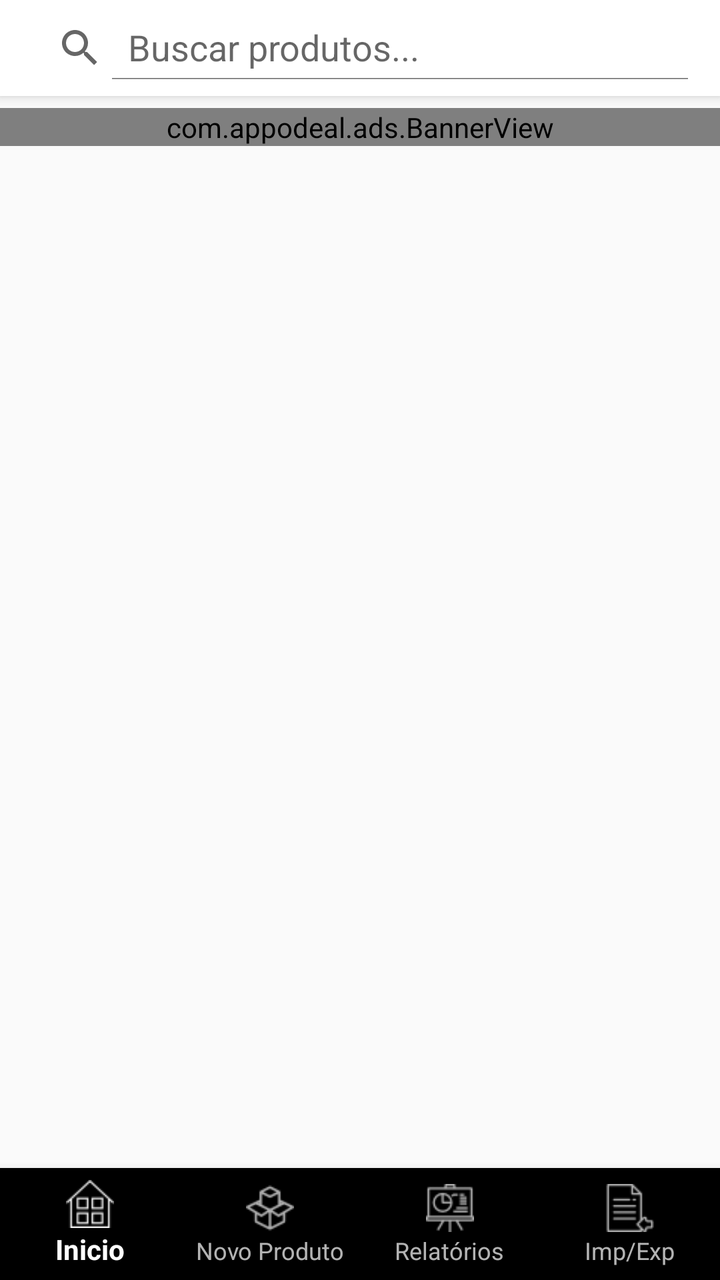
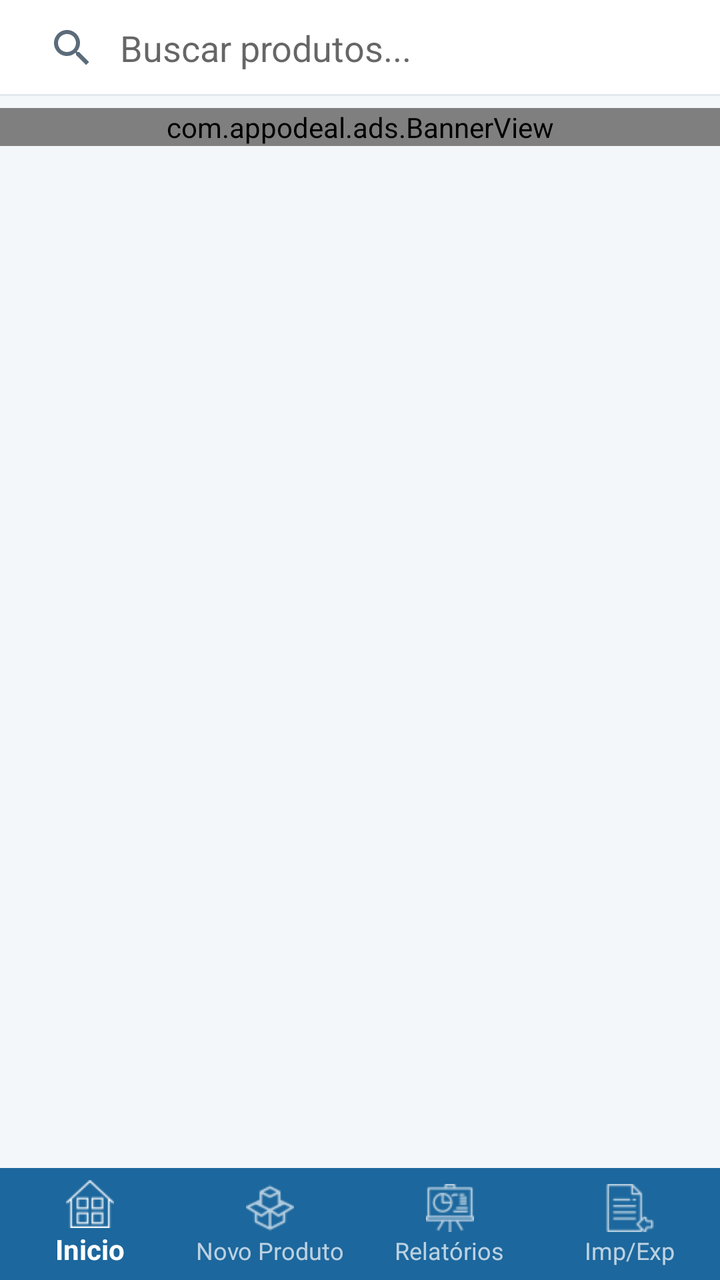

Two renders of the same Android screen: before a commit and after it. Below are the layout's source before the change and the commit's diff.
<!-- AndroidManifest.xml: application theme CustomActionBarTheme -->
<!-- res/layout/activity_main.xml -->
<?xml version="1.0" encoding="utf-8"?>
<RelativeLayout xmlns:android="http://schemas.android.com/apk/res/android"
    xmlns:tools="http://schemas.android.com/tools"
    android:layout_width="match_parent"
    android:layout_height="match_parent"
    android:fitsSystemWindows="true"
    xmlns:app="http://schemas.android.com/apk/res-auto"
    tools:context="br.com.gameloop.estoquesimples.MainActivity">

    <androidx.appcompat.widget.SearchView
        android:id="@+id/searchView"
        android:layout_width="match_parent"
        android:layout_height="wrap_content"
        android:layout_alignParentTop="true"
        android:background="@android:color/white"
        android:elevation="4dp"
        android:focusable="true"
        android:focusableInTouchMode="true"
        app:iconifiedByDefault="false"
        app:queryHint="Buscar produtos..."
        android:paddingLeft="8dp"
        android:paddingRight="8dp"
        android:paddingTop="8dp"
        android:paddingBottom="8dp" />

    <FrameLayout
        android:id="@+id/bannerContainer"
        android:layout_width="match_parent"
        android:layout_height="wrap_content"
        android:layout_below="@+id/searchView"
        android:visibility="visible">

        <com.appodeal.ads.BannerView
            android:id="@+id/appodealBannerView"
            android:layout_width="match_parent"
            android:layout_height="wrap_content"
            android:layout_marginTop="6dp"
            android:layout_marginBottom="6dp" />

    </FrameLayout>

    
    <androidx.cardview.widget.CardView
        android:id="@+id/premiumCard"
        android:layout_width="match_parent"
        android:layout_height="wrap_content"
        android:layout_below="@+id/bannerContainer"
        android:layout_marginLeft="16dp"
        android:layout_marginRight="16dp"
        android:layout_marginTop="8dp"
        android:layout_marginBottom="8dp"
        android:elevation="4dp"
        android:visibility="gone">

        <RelativeLayout
            android:layout_width="match_parent"
            android:layout_height="wrap_content"
            android:padding="16dp">

            
            <ImageButton
                android:id="@+id/btnClosePremiumCard"
                android:layout_width="24dp"
                android:layout_height="24dp"
                android:layout_alignParentTop="true"
                android:layout_alignParentRight="true"
                android:background="?attr/selectableItemBackgroundBorderless"
                android:src="@android:drawable/ic_menu_close_clear_cancel"
                android:padding="2dp"
                android:contentDescription="Fechar" />

            <LinearLayout
                android:layout_width="match_parent"
                android:layout_height="wrap_content"
                android:layout_marginRight="40dp"
                android:orientation="vertical">

                <TextView
                    android:id="@+id/premiumCardTitle"
                    android:layout_width="wrap_content"
                    android:layout_height="wrap_content"
                    android:text="@string/premium_card_watch_ad_title"
                    android:textSize="18sp"
                    android:textStyle="bold"
                    android:textColor="#333333"
                    android:layout_marginBottom="8dp" />

                <TextView
                    android:id="@+id/premiumCardMessage"
                    android:layout_width="wrap_content"
                    android:layout_height="wrap_content"
                    android:text="@string/premium_card_watch_ad_message"
                    android:textSize="14sp"
                    android:textColor="#666666"
                    android:layout_marginBottom="12dp" />

                <LinearLayout
                    android:layout_width="match_parent"
                    android:layout_height="wrap_content"
                    android:orientation="horizontal"
                    android:gravity="end">

                    <Button
                        android:id="@+id/btnPremiumCardAction"
                        android:layout_width="wrap_content"
                        android:layout_height="wrap_content"
                        android:text="@string/premium_card_watch_ad_button"
                        android:textSize="14sp" />

                </LinearLayout>

            </LinearLayout>

        </RelativeLayout>

    </androidx.cardview.widget.CardView>

    <ListView
        android:id="@+id/listView"
        android:layout_width="match_parent"
        android:layout_height="match_parent"
        android:layout_below="@+id/premiumCard"
        android:layout_above="@+id/bottomNavigation"
        android:paddingLeft="@dimen/activity_horizontal_margin"
        android:paddingRight="@dimen/activity_horizontal_margin"
        android:clipToPadding="false" />

    <com.google.android.material.bottomnavigation.BottomNavigationView
        android:id="@+id/bottomNavigation"
        android:layout_width="match_parent"
        android:layout_height="wrap_content"
        android:layout_alignParentBottom="true"
        app:menu="@menu/bottom_navigation_menu"
        app:itemIconTint="@color/bottom_navigation_selector"
        app:itemTextColor="@color/bottom_navigation_selector"
        app:labelVisibilityMode="labeled" />

    
    <TextView
        android:id="@+id/empty_list_item"
        android:layout_width="match_parent"
        android:layout_height="match_parent"
        android:layout_below="@+id/premiumCard"
        android:layout_above="@+id/bottomNavigation"
        android:visibility="gone"
        android:text=""
        android:gravity="center"
        android:paddingLeft="@dimen/activity_horizontal_margin"
        android:paddingRight="@dimen/activity_horizontal_margin" />

</RelativeLayout>
<!-- resources referenced by this layout -->
<resources>
  <dimen name="activity_horizontal_margin">16dp</dimen>
  <string name="premium_card_watch_ad_button">Assistir e Desbloquear</string>
  <string name="premium_card_watch_ad_message">Assista um vídeo curto e ganhe 1 hora da versão profissional grátis</string>
  <string name="premium_card_watch_ad_title">🎬 Experimente a Versão PRO</string>
  <style name="CustomActionBarTheme" parent="@style/Theme.AppCompat.Light.DarkActionBar">
          <item name="android:actionBarStyle">@style/MyActionBar</item>
          <item name="actionBarStyle">@style/MyActionBar</item>
          <item name="colorPrimary">@color/colorPrimary</item>
          <item name="colorPrimaryDark">@color/colorPrimaryDark</item>
          <item name="colorAccent">@color/colorAccent</item>
          
          <item name="android:statusBarColor">@color/system_bar</item>
          <item name="android:navigationBarColor">@color/system_bar</item>
          <item name="android:windowLightStatusBar">false</item>
          <item name="android:windowLightNavigationBar">false</item>
      </style>
  <color name="colorPrimary">#3F51B5</color>
  <color name="colorPrimaryDark">#303F9F</color>
  <color name="colorAccent">#225aa9</color>
  <color name="system_bar">#ff1c679d</color>
  <color name="colorActionBar">#ff1c679d</color>
  <!-- unchanged entries left out for length: 1 -->
</resources>

<!-- the commit's change to res/layout/activity_main.xml (unified diff, before → after) -->
@@ -5,23 +5,21 @@
     android:layout_height="match_parent"
     android:fitsSystemWindows="true"
     xmlns:app="http://schemas.android.com/apk/res-auto"
+    android:background="@color/color_surface"
     tools:context="br.com.gameloop.estoquesimples.MainActivity">
 
     <androidx.appcompat.widget.SearchView
         android:id="@+id/searchView"
+        style="@style/Widget.Estoque.SearchView"
         android:layout_width="match_parent"
         android:layout_height="wrap_content"
         android:layout_alignParentTop="true"
-        android:background="@android:color/white"
-        android:elevation="4dp"
         android:focusable="true"
         android:focusableInTouchMode="true"
         app:iconifiedByDefault="false"
         app:queryHint="Buscar produtos..."
-        android:paddingLeft="8dp"
-        android:paddingRight="8dp"
-        android:paddingTop="8dp"
-        android:paddingBottom="8dp" />
+        app:queryBackground="@android:color/transparent"
+        app:submitBackground="@android:color/transparent" />
 
     <FrameLayout
         android:id="@+id/bannerContainer"
@@ -39,34 +37,33 @@
 
     </FrameLayout>
 
-    
-    <androidx.cardview.widget.CardView
+    <LinearLayout
         android:id="@+id/premiumCard"
         android:layout_width="match_parent"
         android:layout_height="wrap_content"
         android:layout_below="@+id/bannerContainer"
-        android:layout_marginLeft="16dp"
-        android:layout_marginRight="16dp"
-        android:layout_marginTop="8dp"
-        android:layout_marginBottom="8dp"
-        android:elevation="4dp"
+        android:layout_marginLeft="@dimen/screen_padding_horizontal"
+        android:layout_marginRight="@dimen/screen_padding_horizontal"
+        android:layout_marginTop="@dimen/field_gap"
+        android:layout_marginBottom="@dimen/field_gap"
+        android:background="@drawable/bg_surface"
+        android:orientation="vertical"
+        android:padding="@dimen/group_padding_compact"
         android:visibility="gone">
 
         <RelativeLayout
             android:layout_width="match_parent"
-            android:layout_height="wrap_content"
-            android:padding="16dp">
+            android:layout_height="wrap_content">
 
-            
             <ImageButton
                 android:id="@+id/btnClosePremiumCard"
-                android:layout_width="24dp"
-                android:layout_height="24dp"
+                android:layout_width="40dp"
+                android:layout_height="40dp"
                 android:layout_alignParentTop="true"
                 android:layout_alignParentRight="true"
                 android:background="?attr/selectableItemBackgroundBorderless"
                 android:src="@android:drawable/ic_menu_close_clear_cancel"
-                android:padding="2dp"
+                android:padding="8dp"
                 android:contentDescription="Fechar" />
 
             <LinearLayout
@@ -79,41 +76,30 @@
                     android:id="@+id/premiumCardTitle"
                     android:layout_width="wrap_content"
                     android:layout_height="wrap_content"
-                    android:text="@string/premium_card_watch_ad_title"
-                    android:textSize="18sp"
-                    android:textStyle="bold"
-                    android:textColor="#333333"
-                    android:layout_marginBottom="8dp" />
+                    android:text="@string/premium_card_title"
+                    android:textAppearance="@style/TextAppearance.Estoque.Section"
+                    android:layout_marginBottom="@dimen/field_gap" />
 
                 <TextView
                     android:id="@+id/premiumCardMessage"
                     android:layout_width="wrap_content"
                     android:layout_height="wrap_content"
-                    android:text="@string/premium_card_watch_ad_message"
-                    android:textSize="14sp"
-                    android:textColor="#666666"
+                    android:text="@string/premium_card_message"
+                    android:textAppearance="@style/TextAppearance.Estoque.Supporting"
                     android:layout_marginBottom="12dp" />
 
-                <LinearLayout
+                <Button
+                    android:id="@+id/btnPremiumCardAction"
+                    style="@style/Widget.Estoque.Button.Primary"
                     android:layout_width="match_parent"
                     android:layout_height="wrap_content"
-                    android:orientation="horizontal"
-                    android:gravity="end">
-
-                    <Button
-                        android:id="@+id/btnPremiumCardAction"
-                        android:layout_width="wrap_content"
-                        android:layout_height="wrap_content"
-                        android:text="@string/premium_card_watch_ad_button"
-                        android:textSize="14sp" />
-
-                </LinearLayout>
+                    android:text="@string/premium_card_upgrade" />
 
             </LinearLayout>
 
         </RelativeLayout>
 
-    </androidx.cardview.widget.CardView>
+    </LinearLayout>
 
     <ListView
         android:id="@+id/listView"
@@ -121,21 +107,27 @@
         android:layout_height="match_parent"
         android:layout_below="@+id/premiumCard"
         android:layout_above="@+id/bottomNavigation"
-        android:paddingLeft="@dimen/activity_horizontal_margin"
-        android:paddingRight="@dimen/activity_horizontal_margin"
-        android:clipToPadding="false" />
+        android:paddingLeft="@dimen/screen_padding_horizontal"
+        android:paddingRight="@dimen/screen_padding_horizontal"
+        android:paddingTop="@dimen/field_gap"
+        android:paddingBottom="@dimen/field_gap"
+        android:clipToPadding="false"
+        android:divider="@android:color/transparent"
+        android:dividerHeight="@dimen/list_item_spacing"
+        android:background="@color/color_surface" />
 
     <com.google.android.material.bottomnavigation.BottomNavigationView
         android:id="@+id/bottomNavigation"
         android:layout_width="match_parent"
         android:layout_height="wrap_content"
         android:layout_alignParentBottom="true"
+        android:background="@drawable/bg_bottom_nav"
+        app:elevation="0dp"
         app:menu="@menu/bottom_navigation_menu"
         app:itemIconTint="@color/bottom_navigation_selector"
         app:itemTextColor="@color/bottom_navigation_selector"
         app:labelVisibilityMode="labeled" />
 
-    
     <TextView
         android:id="@+id/empty_list_item"
         android:layout_width="match_parent"
@@ -144,8 +136,9 @@
         android:layout_above="@+id/bottomNavigation"
         android:visibility="gone"
         android:text=""
+        android:textAppearance="@style/TextAppearance.Estoque.Empty"
         android:gravity="center"
-        android:paddingLeft="@dimen/activity_horizontal_margin"
-        android:paddingRight="@dimen/activity_horizontal_margin" />
+        android:paddingLeft="@dimen/screen_padding_horizontal"
+        android:paddingRight="@dimen/screen_padding_horizontal" />
 
 </RelativeLayout>
<!-- resource entries referenced after the edit -->
@@ -1,26 +1,170 @@
 <!-- resources referenced by this layout -->
 <resources>
-  <dimen name="activity_horizontal_margin">16dp</dimen>
-  <string name="premium_card_watch_ad_button">Assistir e Desbloquear</string>
-  <string name="premium_card_watch_ad_message">Assista um vídeo curto e ganhe 1 hora da versão profissional grátis</string>
-  <string name="premium_card_watch_ad_title">🎬 Experimente a Versão PRO</string>
-  <style name="CustomActionBarTheme" parent="@style/Theme.AppCompat.Light.DarkActionBar">
+  <color name="color_surface">#F4F7FA</color>
+  <dimen name="field_gap">8dp</dimen>
+  <dimen name="group_padding_compact">16dp</dimen>
+  <dimen name="list_item_spacing">8dp</dimen>
+  <dimen name="screen_padding_horizontal">20dp</dimen>
+  <!-- drawable bg_bottom_nav (drawable) -->
+  <?xml version="1.0" encoding="utf-8"?>
+  <shape xmlns:android="http://schemas.android.com/apk/res/android"
+      android:shape="rectangle">
+      <solid android:color="@color/color_brand" />
+  </shape>
+  <!-- drawable bg_surface (drawable) -->
+  <?xml version="1.0" encoding="utf-8"?>
+  <shape xmlns:android="http://schemas.android.com/apk/res/android"
+      android:shape="rectangle">
+      <solid android:color="@color/color_surface_content" />
+      <corners android:radius="@dimen/radius_surface" />
+      <stroke
+          android:width="@dimen/stroke_width"
+          android:color="@color/color_border" />
+  </shape>
+  <string name="premium_card_message">Assine para usar o estoque em outros aparelhos, proteger os dados e remover anúncios.</string>
+  <string name="premium_card_title">Sincronize na nuvem</string>
+  <string name="premium_card_upgrade">Conhecer o plano</string>
+  <style name="TextAppearance.Estoque.Empty">
+          <item name="android:textSize">15sp</item>
+          <item name="android:textColor">@color/color_text_muted</item>
+          <item name="android:gravity">center</item>
+      </style>
+  <style name="TextAppearance.Estoque.Section">
+          <item name="android:textSize">16sp</item>
+          <item name="android:textStyle">bold</item>
+          <item name="android:textColor">@color/color_text</item>
+      </style>
+  <style name="TextAppearance.Estoque.Supporting">
+          <item name="android:textSize">14sp</item>
+          <item name="android:textColor">@color/color_text_muted</item>
+          <item name="android:lineSpacingExtra">3dp</item>
+      </style>
+  <style name="Widget.Estoque.Button.Primary" parent="Widget.AppCompat.Button">
+          <item name="android:background">@drawable/bg_button_primary</item>
+          <item name="android:textColor">@color/button_primary_text</item>
+          <item name="android:textAllCaps">false</item>
+          <item name="android:textSize">16sp</item>
+          <item name="android:textStyle">bold</item>
+          <item name="android:paddingTop">@dimen/button_padding_vertical</item>
+          <item name="android:paddingBottom">@dimen/button_padding_vertical</item>
+          <item name="android:minHeight">@dimen/button_min_height</item>
+          <item name="android:stateListAnimator">@null</item>
+          <item name="android:elevation">0dp</item>
+      </style>
+  <style name="Widget.Estoque.SearchView" parent="Widget.AppCompat.SearchView">
+          <item name="android:background">@drawable/bg_search</item>
+          <item name="queryHint">Buscar produtos...</item>
+          <item name="iconifiedByDefault">false</item>
+          <item name="queryBackground">@android:color/transparent</item>
+          <item name="submitBackground">@android:color/transparent</item>
+          <item name="android:paddingStart">@dimen/search_padding_horizontal</item>
+          <item name="android:paddingEnd">@dimen/search_padding_horizontal</item>
+          <item name="android:paddingTop">2dp</item>
+          <item name="android:paddingBottom">2dp</item>
+      </style>
+  <style name="CustomActionBarTheme" parent="Theme.MaterialComponents.Light.DarkActionBar.Bridge">
           <item name="android:actionBarStyle">@style/MyActionBar</item>
           <item name="actionBarStyle">@style/MyActionBar</item>
           <item name="colorPrimary">@color/colorPrimary</item>
           <item name="colorPrimaryDark">@color/colorPrimaryDark</item>
           <item name="colorAccent">@color/colorAccent</item>
+          <item name="android:windowBackground">@color/color_surface</item>
+          <item name="colorControlActivated">@color/color_brand</item>
+          <item name="colorControlNormal">@color/color_text_muted</item>
+          <item name="android:textColorPrimary">@color/color_text</item>
+          <item name="android:textColorSecondary">@color/color_text_muted</item>
+          <item name="buttonStyle">@style/Widget.Estoque.Button.Primary</item>
+          <item name="android:buttonStyle">@style/Widget.Estoque.Button.Primary</item>
+          <item name="materialButtonStyle">@style/Widget.Estoque.Button.Primary</item>
+          <item name="alertDialogTheme">@style/Theme.Estoque.Dialog</item>
+          <item name="android:alertDialogTheme">@style/Theme.Estoque.Dialog</item>
+          <item name="textInputStyle">@style/Widget.Estoque.TextInputLayout</item>
+          
+          <item name="viewInflaterClass">androidx.appcompat.app.AppCompatViewInflater</item>
           
           <item name="android:statusBarColor">@color/system_bar</item>
           <item name="android:navigationBarColor">@color/system_bar</item>
           <item name="android:windowLightStatusBar">false</item>
           <item name="android:windowLightNavigationBar">false</item>
       </style>
-  <color name="colorPrimary">#3F51B5</color>
-  <color name="colorPrimaryDark">#303F9F</color>
-  <color name="colorAccent">#225aa9</color>
-  <color name="system_bar">#ff1c679d</color>
-  <color name="colorActionBar">#ff1c679d</color>
+  <color name="color_brand">#1C679D</color>
+  <color name="color_surface_content">#FFFFFF</color>
+  <dimen name="radius_surface">14dp</dimen>
+  <dimen name="stroke_width">1dp</dimen>
+  <color name="color_border">#E3E8EE</color>
+  <color name="color_text_muted">#5C6B7A</color>
+  <color name="color_text">#1A2330</color>
+  <!-- drawable bg_button_primary (drawable) -->
+  <?xml version="1.0" encoding="utf-8"?>
+  <ripple xmlns:android="http://schemas.android.com/apk/res/android"
+      android:color="@color/color_ripple_on_brand">
+      <item android:id="@android:id/mask">
+          <shape android:shape="rectangle">
+              <solid android:color="@android:color/white" />
+              <corners android:radius="@dimen/radius_button" />
+          </shape>
+      </item>
+      <item>
+          <selector>
+              <item android:state_enabled="false">
+                  <shape android:shape="rectangle">
+                      <solid android:color="@color/color_disabled" />
+                      <corners android:radius="@dimen/radius_button" />
+                  </shape>
+              </item>
+              <item>
+                  <shape android:shape="rectangle">
+                      <solid android:color="@color/color_brand" />
+                      <corners android:radius="@dimen/radius_button" />
+                  </shape>
+              </item>
+          </selector>
+      </item>
+  </ripple>
+  <dimen name="button_padding_vertical">14dp</dimen>
+  <dimen name="button_min_height">48dp</dimen>
+  <!-- drawable bg_search (drawable) -->
+  <?xml version="1.0" encoding="utf-8"?>
+  <layer-list xmlns:android="http://schemas.android.com/apk/res/android">
+      <item>
+          <color android:color="@color/color_surface_content" />
+      </item>
+      <item
+          android:gravity="bottom"
+          android:height="@dimen/stroke_width">
+          <color android:color="@color/color_border" />
+      </item>
+  </layer-list>
+  <dimen name="search_padding_horizontal">4dp</dimen>
+  <color name="colorPrimary">@color/color_brand</color>
+  <color name="colorPrimaryDark">@color/color_brand_dark</color>
+  <color name="colorAccent">@color/color_brand</color>
+  <style name="Theme.Estoque.Dialog" parent="Theme.MaterialComponents.Light.Dialog.Alert.Bridge">
+          <item name="colorAccent">@color/color_brand</item>
+          <item name="colorPrimary">@color/color_brand</item>
+          <item name="android:textColorPrimary">@color/color_text</item>
+          <item name="android:windowBackground">@color/color_surface_content</item>
+          <item name="textInputStyle">@style/Widget.Estoque.TextInputLayout</item>
+          <item name="viewInflaterClass">androidx.appcompat.app.AppCompatViewInflater</item>
+      </style>
+  <style name="Widget.Estoque.TextInputLayout" parent="Widget.MaterialComponents.TextInputLayout.OutlinedBox">
+          <item name="boxStrokeColor">@color/input_stroke</item>
+          <item name="hintTextColor">@color/color_brand</item>
+          <item name="android:textColorHint">@color/color_text_muted</item>
+          <item name="boxCornerRadiusTopStart">@dimen/radius_button</item>
+          <item name="boxCornerRadiusTopEnd">@dimen/radius_button</item>
+          <item name="boxCornerRadiusBottomStart">@dimen/radius_button</item>
+          <item name="boxCornerRadiusBottomEnd">@dimen/radius_button</item>
+          <item name="boxStrokeWidth">@dimen/stroke_width</item>
+          <item name="boxStrokeWidthFocused">@dimen/stroke_width_button</item>
+      </style>
+  <color name="system_bar">@color/color_brand</color>
+  <color name="color_ripple_on_brand">#33FFFFFF</color>
+  <dimen name="radius_button">10dp</dimen>
+  <color name="color_disabled">#C5CDD6</color>
+  <color name="colorActionBar">@color/color_brand</color>
+  <color name="color_brand_dark">#15537E</color>
+  <dimen name="stroke_width_button">1.5dp</dimen>
   <!-- unchanged entries left out for length: 1 -->
 </resources>
 
